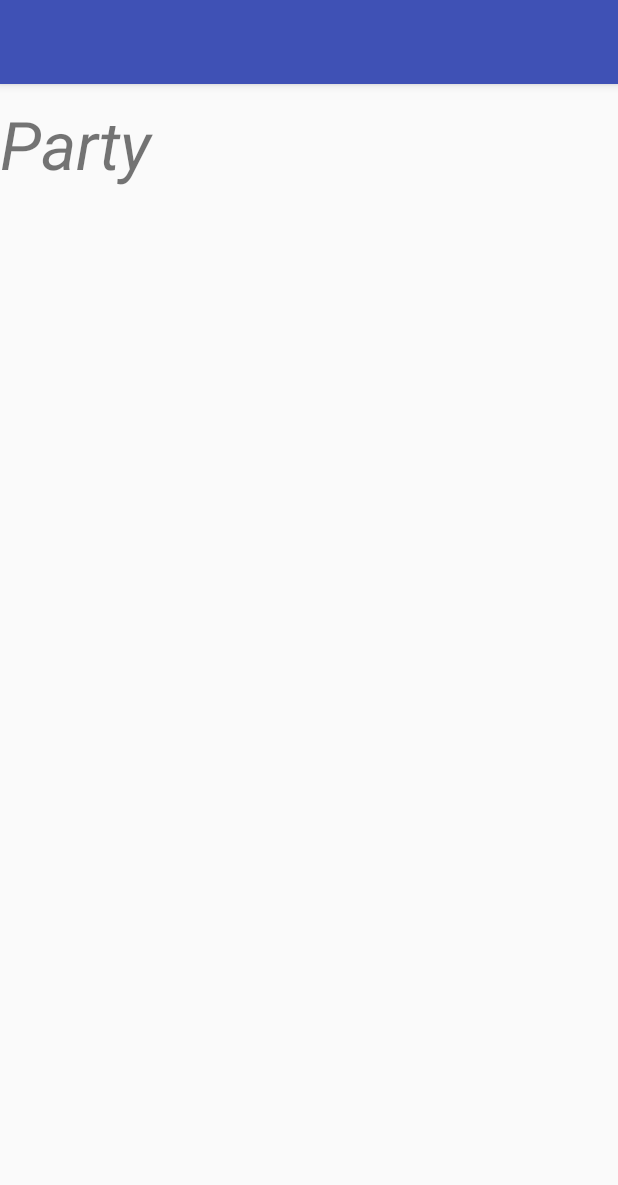
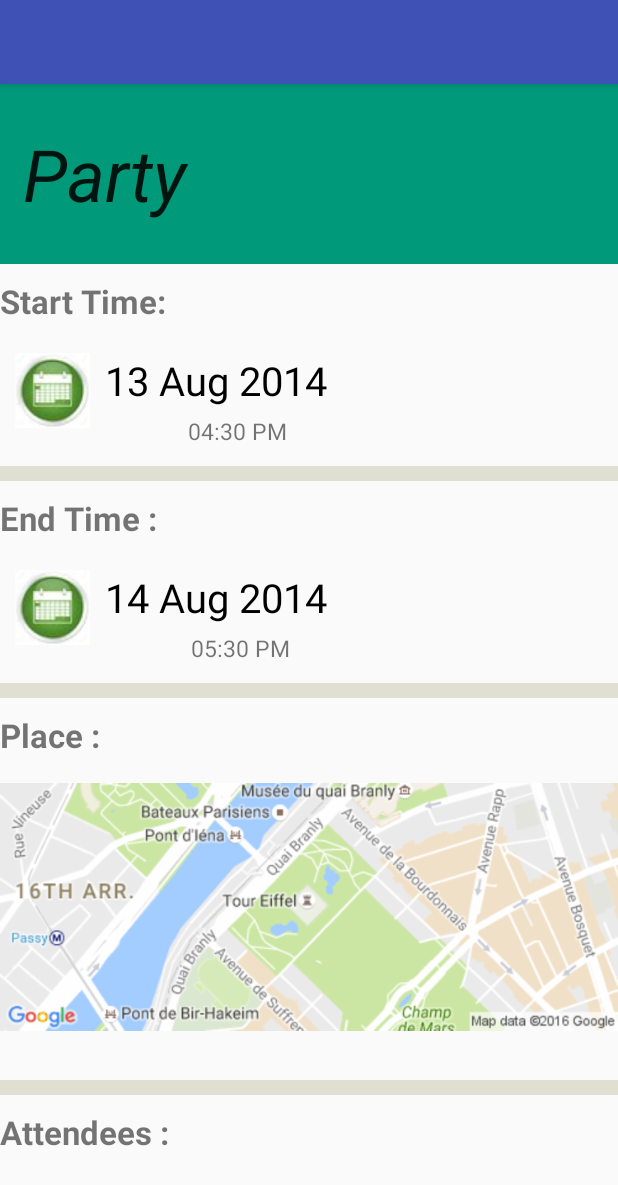
Before and after one commit to HatemMorgan/TickToc-App-Android, an Android app: the DetailedEvent screen opened directly, with no data from a screen before it, on a phone screen of 412 x 824 dp. Shown: the top 1185 px of the screen. Run offline under Robolectric (Android 15) with nearby library versions, the phone set to English and light mode, and no system bars; network calls fail.

Commit message:
finished detailed event layout

```diff
--- a/app/src/main/res/layout/activity_detailed_event.xml
+++ b/app/src/main/res/layout/activity_detailed_event.xml
@@ -23,18 +23,186 @@
             android:theme="@style/ThemeOverlay.AppCompat.ActionBar"
             app:popupTheme="@style/ThemeOverlay.AppCompat.Light"/>
 
+        <FrameLayout
+            android:layout_width="match_parent"
+            android:layout_height="120dp"
+            android:background="@color/darkGreen">
+
+
             <TextView
-                android:id="@+id/detialedEvent_textView_Title"
                 android:layout_width="match_parent"
                 android:layout_height="wrap_content"
+                android:textAppearance="?android:attr/textAppearanceLarge"
                 android:text="Party"
-                android:layout_marginTop="10dp"
                 android:textStyle="italic"
-                android:textSize="20pt"
+                android:layout_marginLeft="15dp"
+                android:id="@+id/textView_title"
+                android:layout_gravity="center_vertical"
+                android:textSize="@android:dimen/app_icon_size"
+
                 />
+        </FrameLayout>
 
 
 
+        <TextView
+            android:layout_marginTop="10dp"
+            android:layout_width="wrap_content"
+            android:layout_height="wrap_content"
+            android:text="Start Time:"
+            android:textStyle="bold"
+            android:textSize="10pt"
+            />
+
+        <LinearLayout
+            android:layout_marginTop="10dp"
+            android:layout_marginLeft="10dp"
+            android:layout_width="match_parent"
+            android:layout_height="match_parent"
+            android:orientation="horizontal"
+            >
+            <ImageView
+                android:layout_width="50dp"
+                android:layout_height="70dp"
+                android:src="@drawable/calendar"
+                />
+
+            <LinearLayout
+                android:layout_marginTop="10dp"
+                android:layout_marginLeft="10dp"
+                android:layout_width="match_parent"
+                android:layout_height="match_parent"
+                android:orientation="vertical"
+                >
+                <TextView
+                    android:id="@+id/detialedEvent_textView_startDate"
+                    android:layout_width="wrap_content"
+                    android:textColor="@color/black"
+                    android:textSize="12pt"
+                    android:text="13 Aug 2014"
+                    android:layout_height="wrap_content" />
+
+                <TextView
+                    android:id="@+id/detialedEvent_textView_startTime"
+                    android:layout_width="180dp"
+                    android:textAlignment="center"
+                    android:layout_height="wrap_content"
+                    android:layout_marginTop="5dp"
+                    android:textSize="7pt"
+                    android:text="04:30 PM "
+                    />
+
+            </LinearLayout>
+
+        </LinearLayout>
+
+        <View
+            android:layout_width="fill_parent"
+            android:layout_height="10dip"
+            android:background="@color/grey"
+            android:layout_marginTop="15dp"/>
+
+        <TextView
+            android:layout_marginTop="10dp"
+            android:layout_width="wrap_content"
+            android:layout_height="wrap_content"
+            android:text="End Time :"
+            android:textStyle="bold"
+            android:textSize="10pt"
+            />
+
+        <LinearLayout
+            android:layout_marginTop="10dp"
+            android:layout_marginLeft="10dp"
+            android:layout_width="match_parent"
+            android:layout_height="match_parent"
+            android:orientation="horizontal"
+            >
+            <ImageView
+                android:layout_width="50dp"
+                android:layout_height="70dp"
+                android:src="@drawable/calendar"
+                />
+
+            <LinearLayout
+                android:layout_marginTop="10dp"
+                android:layout_marginLeft="10dp"
+                android:layout_width="match_parent"
+                android:layout_height="match_parent"
+                android:orientation="vertical"
+                >
+                <TextView
+                    android:id="@+id/detialedEvent_textView_endDate"
+                    android:layout_width="wrap_content"
+                    android:textColor="@color/black"
+                    android:textSize="12pt"
+                    android:text="14 Aug 2014"
+                    android:layout_height="wrap_content" />
+
+                <TextView
+                    android:id="@+id/detialedEvent_textView_endTime"
+                    android:layout_width="180dp"
+                    android:textAlignment="center"
+                    android:layout_height="wrap_content"
+                    android:layout_marginTop="5dp"
+                    android:textSize="7pt"
+                    android:text="05:30 PM"
+                    />
+
+            </LinearLayout>
+
+        </LinearLayout>
+
+        <View
+            android:layout_width="fill_parent"
+            android:layout_height="10dip"
+            android:background="@color/grey"
+            android:layout_marginTop="15dp"/>
+
+        <TextView
+            android:layout_marginTop="10dp"
+            android:layout_width="wrap_content"
+            android:layout_height="wrap_content"
+            android:text="Place :"
+            android:textStyle="bold"
+            android:textSize="10pt"
+            />
+
+        <ImageView
+            android:layout_width="match_parent"
+            android:layout_height="wrap_content"
+            android:src="@drawable/staticmap"
+
+            />
+
+        <View
+            android:layout_width="fill_parent"
+            android:layout_height="10dip"
+            android:background="@color/grey"
+            android:layout_marginTop="15dp"/>
+
+        <TextView
+            android:layout_marginTop="10dp"
+            android:layout_width="wrap_content"
+            android:layout_height="wrap_content"
+            android:text="Attendees :"
+            android:textStyle="bold"
+            android:textSize="10pt"
+            />
+
+        <ListView
+            android:id="@+id/detailedEvent_listView"
+            android:layout_width="match_parent"
+            android:layout_height="wrap_content"
+            android:layout_marginTop="10dp"
+            >
+
+
+        </ListView>
+
     </LinearLayout>
 
+
+
+
 </ScrollView>
--- /dev/null
+++ b/app/src/main/res/layout/attendees_list_item.xml
@@ -0,0 +1,6 @@
+<?xml version="1.0" encoding="utf-8"?>
+<LinearLayout xmlns:android="http://schemas.android.com/apk/res/android"
+    android:orientation="vertical" android:layout_width="match_parent"
+    android:layout_height="match_parent">
+
+</LinearLayout>
--- a/app/src/main/res/values/colors.xml
+++ b/app/src/main/res/values/colors.xml
@@ -5,4 +5,6 @@
     <color name="colorAccent">#FF4081</color>
     <color name="black">#000000</color>
     <color name="green">#33ff33</color>
+    <color name="darkGreen">#00997a</color>
+    <color name="grey">#e0e0d2</color>
 </resources>
```
Also changed, not shown: app/src/main/res/drawable/calendar.jpg, app/src/main/res/drawable/staticmap.png (added).
